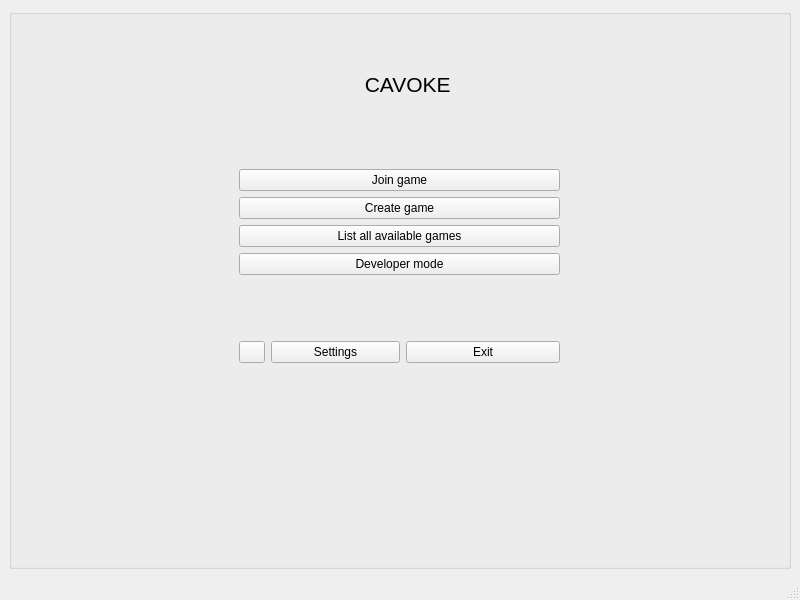
Qt form client/views/startview.ui (cavoke-project/cavoke) before a commit.
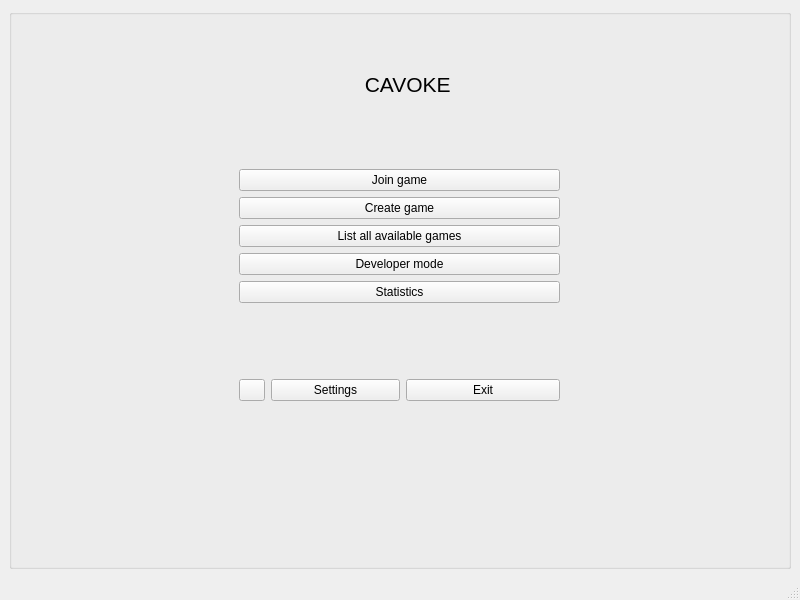
The same form after that commit. Icons and pictures are not drawn.

Commit message: StatisticsView added, no logic yet

Diff of the .ui file:
```diff
--- a/client/views/startview.ui
+++ b/client/views/startview.ui
@@ -41,7 +41,7 @@
          <x>230</x>
          <y>160</y>
          <width>321</width>
-         <height>194</height>
+         <height>232</height>
         </rect>
        </property>
        <layout class="QVBoxLayout" name="verticalLayout_2">
@@ -73,6 +73,13 @@
           </property>
          </widget>
         </item>
+        <item>
+         <widget class="QPushButton" name="statisticsButton">
+          <property name="text">
+           <string>Statistics</string>
+          </property>
+         </widget>
+        </item>
         <item>
          <spacer name="verticalSpacer">
           <property name="orientation">
```
Left out of the diff: 6 changed lines with no effect on the pictures. The commit also changes 7 other files.
